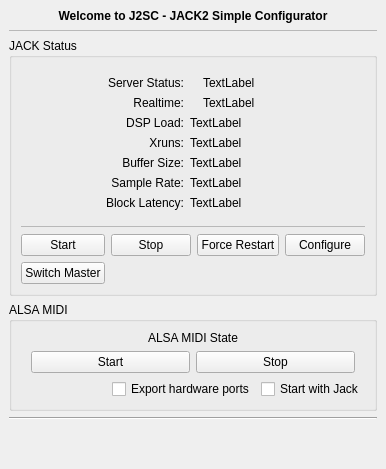
Old version of the form resources/ui/j2sc.ui in the repository falkTX/j2sc.
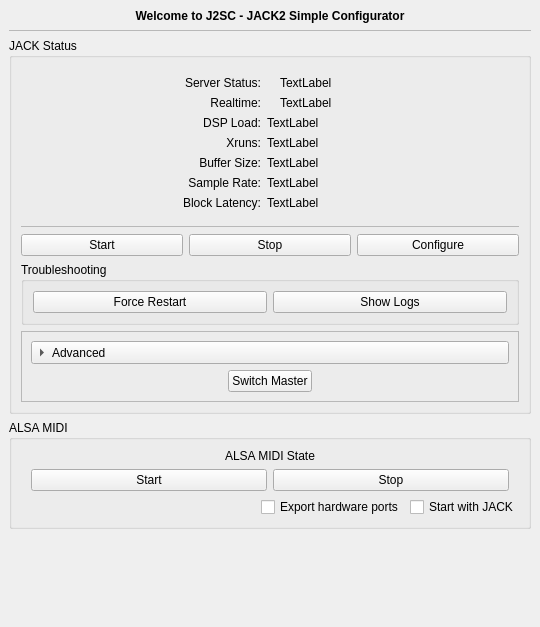
New version of the form. Icons and pictures are not drawn. Custom widgets are drawn as their Qt base class.

Commit message: Reorganize UI layout, more cleanup

What changed in the file:
```diff
--- a/resources/ui/j2sc.ui
+++ b/resources/ui/j2sc.ui
@@ -2,26 +2,19 @@
 <ui version="4.0">
  <class>CadenceMainW</class>
  <widget class="QMainWindow" name="CadenceMainW">
+  <property name="geometry">
+   <rect>
+    <x>0</x>
+    <y>0</y>
+    <width>540</width>
+    <height>627</height>
+   </rect>
+  </property>
   <property name="windowTitle">
    <string>JACK2 Simple Configurator</string>
   </property>
   <widget class="QWidget" name="centralwidget">
-   <layout class="QHBoxLayout" name="horizontalLayout">
-    <item>
-     <spacer name="horizontalSpacer">
-      <property name="orientation">JACK2 Simple Configurator
-       <enum>Qt::Horizontal</enum>
-      </property>
-      <property name="sizeHint" stdset="0">
-       <size>
-        <width>0</width>
-        <height>1</height>
-       </size>
-      </property>
-     </spacer>
-    </item>
-    <item>
-     <layout class="QVBoxLayout" name="verticalLayout">
+   <layout class="QVBoxLayout" name="verticalLayout_3">
       <item>
        <widget class="QLabel" name="label_welcome">
         <property name="sizePolicy">
@@ -33,7 +26,6 @@
         <property name="font">
          <font>
           <pointsize>9</pointsize>
-          <weight>75</weight>
           <bold>true</bold>
          </font>
         </property>
@@ -63,8 +55,65 @@
         <property name="title">
          <string>JACK Status</string>
         </property>
-        <layout class="QVBoxLayout" name="verticalLayout_9">
+      <layout class="QGridLayout" name="gridLayout">
+       <item row="1" column="0" colspan="3">
+        <widget class="Line" name="line_2">
+         <property name="lineWidth">
+          <number>0</number>
+         </property>
+         <property name="midLineWidth">
+          <number>1</number>
+         </property>
+         <property name="orientation">
+          <enum>Qt::Orientation::Horizontal</enum>
+         </property>
+        </widget>
+       </item>
+       <item row="2" column="0">
+        <widget class="QPushButton" name="b_jack_start">
+         <property name="text">
+          <string>Start</string>
+         </property>
+        </widget>
+       </item>
+       <item row="2" column="1">
+        <widget class="QPushButton" name="b_jack_stop">
+         <property name="text">
+          <string>Stop</string>
+         </property>
+        </widget>
+       </item>
+       <item row="2" column="2">
+        <widget class="QPushButton" name="b_jack_configure">
+         <property name="text">
+          <string>Configure</string>
+         </property>
+        </widget>
+       </item>
+       <item row="3" column="0" colspan="3">
+        <widget class="QGroupBox" name="groupBox">
+         <property name="title">
+          <string>Troubleshooting</string>
+         </property>
+         <layout class="QHBoxLayout" name="horizontalLayout">
          <item>
+           <widget class="QPushButton" name="b_jack_restart">
+            <property name="text">
+             <string>Force Restart</string>
+            </property>
+           </widget>
+          </item>
+          <item>
+           <widget class="QPushButton" name="b_logs">
+            <property name="text">
+             <string>Show Logs</string>
+            </property>
+           </widget>
+          </item>
+         </layout>
+        </widget>
+       </item>
+       <item row="0" column="0" colspan="3">
           <widget class="QWidget" name="widget" native="true">
            <layout class="QGridLayout" name="gridLayout_2">
             <item row="0" column="1">
@@ -266,73 +315,90 @@
            </layout>
           </widget>
          </item>
+       <item row="4" column="0" colspan="3">
+        <widget class="QFrame" name="gb_advanced">
+         <property name="frameShape">
+          <enum>QFrame::Shape::StyledPanel</enum>
+         </property>
+         <property name="frameShadow">
+          <enum>QFrame::Shadow::Raised</enum>
+         </property>
+         <layout class="QVBoxLayout" name="verticalLayout">
          <item>
-          <widget class="Line" name="line_2">
-           <property name="lineWidth">
+           <widget class="QToolButtonWithMouseTracking" name="tb_advanced">
+            <property name="sizePolicy">
+             <sizepolicy hsizetype="Expanding" vsizetype="Preferred">
+              <horstretch>0</horstretch>
+              <verstretch>0</verstretch>
+             </sizepolicy>
+            </property>
+            <property name="text">
+             <string>Advanced</string>
+            </property>
+            <property name="checkable">
+             <bool>true</bool>
+            </property>
+            <property name="toolButtonStyle">
+             <enum>Qt::ToolButtonStyle::ToolButtonTextBesideIcon</enum>
+            </property>
+            <property name="arrowType">
+             <enum>Qt::ArrowType::RightArrow</enum>
+            </property>
+           </widget>
+          </item>
+          <item>
+           <widget class="QWidget" name="w_advanced" native="true">
+            <layout class="QHBoxLayout" name="horizontalLayout_2">
+             <property name="leftMargin">
             <number>0</number>
            </property>
-           <property name="midLineWidth">
-            <number>1</number>
-           </property>
+             <property name="topMargin">
+              <number>0</number>
+             </property>
+             <property name="rightMargin">
+              <number>0</number>
+             </property>
+             <property name="bottomMargin">
+              <number>0</number>
+             </property>
+             <item>
+              <spacer name="horizontalSpacer">
            <property name="orientation">
-            <enum>Qt::Horizontal</enum>
-           </property>
-          </widget>
+                <enum>Qt::Orientation::Horizontal</enum>
+               </property>
+               <property name="sizeHint" stdset="0">
+                <size>
+                 <width>189</width>
+                 <height>20</height>
+                </size>
+               </property>
+              </spacer>
          </item>
          <item>
-          <layout class="QGridLayout" name="gridLayout_4">
-           <item row="0" column="0">
-            <widget class="QPushButton" name="b_jack_start">
-             <property name="text">
-              <string>Start</string>
-             </property>
-            </widget>
-           </item>
-           <item row="0" column="1" colspan="2">
-            <widget class="QPushButton" name="b_jack_stop">
-             <property name="text">
-              <string>Stop</string>
-             </property>
-            </widget>
-           </item>
-           <item row="0" column="3">
-            <widget class="QPushButton" name="b_jack_restart">
-             <property name="text">
-              <string>Force Restart</string>
-             </property>
-            </widget>
-           </item>
-           <item row="0" column="4" colspan="2">
-            <widget class="QPushButton" name="b_jack_configure">
-             <property name="text">
-              <string>Configure</string>
-             </property>
-            </widget>
-           </item>
-           <item row="1" column="0">
             <widget class="QPushButton" name="b_jack_switchmaster">
              <property name="text">
               <string>Switch Master</string>
              </property>
             </widget>
            </item>
-           <item row="1" column="1">
-            <spacer name="horizontalSpacer_4">
+             <item>
+              <spacer name="horizontalSpacer_2">
              <property name="orientation">
-              <enum>Qt::Horizontal</enum>
-             </property>
-             <property name="sizeType">
-              <enum>QSizePolicy::Preferred</enum>
+                <enum>Qt::Orientation::Horizontal</enum>
              </property>
              <property name="sizeHint" stdset="0">
               <size>
-               <width>38</width>
+                 <width>189</width>
                <height>20</height>
               </size>
              </property>
             </spacer>
            </item>
           </layout>
+           </widget>
+          </item>
+         </layout>
+        </widget>
          </item>
         </layout>
        </widget>
@@ -428,7 +494,7 @@
            <item>
             <widget class="QCheckBox" name="cb_a2j_autostart">
              <property name="text">
-              <string>Start with Jack</string>
+            <string>Start with JACK</string>
              </property>
             </widget>
            </item>
@@ -437,13 +503,6 @@
         </layout>
        </widget>
       </item>
-      <item>
-       <widget class="Line" name="line_end">
-        <property name="orientation">
-         <enum>Qt::Horizontal</enum>
-        </property>
-       </widget>
-      </item>
       <item>
        <spacer name="verticalSpacer">
         <property name="orientation">
@@ -452,29 +511,21 @@
         <property name="sizeHint" stdset="0">
          <size>
           <width>20</width>
-          <height>40</height>
+        <height>0</height>
          </size>
         </property>
        </spacer>
       </item>
      </layout>
-    </item>
-    <item>
-     <spacer name="horizontalSpacer_2">
-      <property name="orientation">
-       <enum>Qt::Horizontal</enum>
-      </property>
-      <property name="sizeHint" stdset="0">
-       <size>
-        <width>0</width>
-        <height>1</height>
-       </size>
-      </property>
-     </spacer>
-    </item>
-   </layout>
   </widget>
  </widget>
+ <customwidgets>
+  <customwidget>
+   <class>QToolButtonWithMouseTracking</class>
+   <extends>QToolButton</extends>
+   <header>qtoolbuttonwithmousetracking.h</header>
+  </customwidget>
+ </customwidgets>
  <resources>
   <include location="../resources.qrc"/>
   <include location="../resources.qrc"/>
```
Left out of the diff: 193 changed lines with no effect on the pictures. Lines whose indentation alone changed are shown as unchanged. The commit also changes 5 other files.
